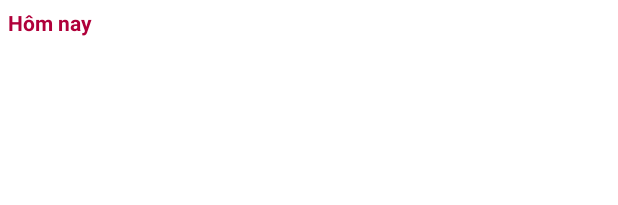
After one commit to duydoan1411/CallBlocker2, an Android app: the layout header_log.xml on its own in the app's theme, with its tools: preview values and no code run, on a phone screen of 412 x 824 dp. The commit adds this screen. Shown: the top 205 px of the screen. Run offline under Robolectric (Android 15) with nearby library versions, the phone set to English and light mode, and no system bars.

Commit message:
first commit

```diff
--- a/app/src/main/java/com/DD141/callblocker/LogDatabase/LogDAO.java
+++ b/app/src/main/java/com/DD141/callblocker/LogDatabase/LogDAO.java
@@ -27,10 +27,10 @@ public interface LogDAO {
     @Query("Select * from logs where id = :id")
     Log getLog(int id);
 
-    @Query("Select * from logs")
+    @Query("Select * from logs order by date ASC")
     LiveData<List<Log>> getAllLog();
 
-    @Query("Select * from logs")
+    @Query("Select * from logs order by date ASC")
     List<Log> getAllLogNonLiveData();
 
 }
--- a/app/src/main/java/com/DD141/callblocker/MainActivity.java
+++ b/app/src/main/java/com/DD141/callblocker/MainActivity.java
@@ -31,6 +31,7 @@ import androidx.lifecycle.ViewModelProvider;
 import com.DD141.callblocker.ContactDatabase.Contact;
 import com.DD141.callblocker.ContactDatabase.ContactDatabase;
 import com.DD141.callblocker.ContactDatabase.ContactViewModel;
+import com.DD141.callblocker.LogDatabase.LogViewModel;
 import com.google.android.gms.ads.AdRequest;
 import com.google.android.gms.ads.AdView;
 import com.google.android.material.bottomnavigation.BottomNavigationView;
@@ -56,6 +57,7 @@ public class MainActivity extends AppCompatActivity implements RVContactCallLogA
     private View view;
 
     public static ContactViewModel viewModel;
+    public static LogViewModel viewModelLog;
     private CallLogListDialog callLogListDialog;
 
     public static Context contextOfApplication;
@@ -113,6 +115,7 @@ public class MainActivity extends AppCompatActivity implements RVContactCallLogA
         });
 
         viewModel = new ViewModelProvider(this).get(ContactViewModel.class);
+        viewModelLog = new ViewModelProvider(this).get(LogViewModel.class);
 
         bottomNavigationView.setOnNavigationItemSelectedListener(navigationItemSelectedListener);
         getSupportFragmentManager().beginTransaction().replace(R.id.fragmnet_container, new BlackListFragment()).commit();
@@ -249,7 +252,7 @@ public class MainActivity extends AppCompatActivity implements RVContactCallLogA
                     String name = etName.getText().toString().equals("")? "NoName" : etName.getText().toString();
                     new CheckContactAsyncTask().execute(etNumber.getText().toString(), name);
                     a.dismiss();
-                }else Toast.makeText(getApplicationContext(),"Vui lòng nhập số điện thoại", Toast.LENGTH_SHORT).show();
+                }else Toast.makeText(getApplicationContext(),getString(R.string.enter_phone_number), Toast.LENGTH_SHORT).show();
             }
         });
         a.show();
--- a/app/src/main/java/com/DD141/callblocker/RVContactApdater.java
+++ b/app/src/main/java/com/DD141/callblocker/RVContactAdapter.java
@@ -17,10 +17,10 @@ import com.DD141.callblocker.ContactDatabase.ContactDatabase;
 
 import java.util.List;
 
-public class RVContactApdater extends RecyclerView.Adapter<RVContactApdater.ContactViewHolder> {
+public class RVContactAdapter extends RecyclerView.Adapter<RVContactAdapter.ContactViewHolder> {
     private List<Contact> contacts;
 
-    RVContactApdater(List<Contact> contacts){
+    RVContactAdapter(List<Contact> contacts){
         this.contacts = contacts;
     }
 
--- /dev/null
+++ b/app/src/main/res/layout/header_log.xml
@@ -0,0 +1,16 @@
+<?xml version="1.0" encoding="utf-8"?>
+<LinearLayout xmlns:android="http://schemas.android.com/apk/res/android"
+    android:layout_width="match_parent"
+    android:layout_height="match_parent">
+
+    <TextView
+        android:id="@+id/tv_header"
+        android:layout_marginTop="5dp"
+        android:layout_marginLeft="5dp"
+        android:layout_width="wrap_content"
+        android:layout_height="wrap_content"
+        android:layout_weight="1"
+        android:textStyle="bold"
+        android:textColor="@color/colorSecondaryDark"
+        android:text="Hôm nay" />
+</LinearLayout>
--- a/app/src/main/res/values/strings.xml
+++ b/app/src/main/res/values/strings.xml
@@ -20,4 +20,5 @@
     <string name="fab_add_keyboard_button">Add</string>
     <string name="fab_cancel_keyboard_button">Cancel</string>
     <string name="call_log_title">Call logs</string>
+    <string name="enter_phone_number">Please enter the phone number .</string>
 </resources>
--- a/build.gradle
+++ b/build.gradle
@@ -7,7 +7,7 @@ buildscript {
 
     }
     dependencies {
-        classpath 'com.android.tools.build:gradle:3.5.3'
+        classpath 'com.android.tools.build:gradle:3.6.1'
         classpath 'com.google.gms:google-services:4.2.0'
 
         // NOTE: Do not place your application dependencies here; they belong
```
Also changed, not shown: app/src/main/java/com/DD141/callblocker/BlackListFragment.java (+3 -8 lines), app/src/main/java/com/DD141/callblocker/LogDatabase/Log.java (+34 -0 lines), app/src/main/java/com/DD141/callblocker/RVLogAdapter.java (added, +121 -0 lines), gradle/wrapper/gradle-wrapper.properties.
